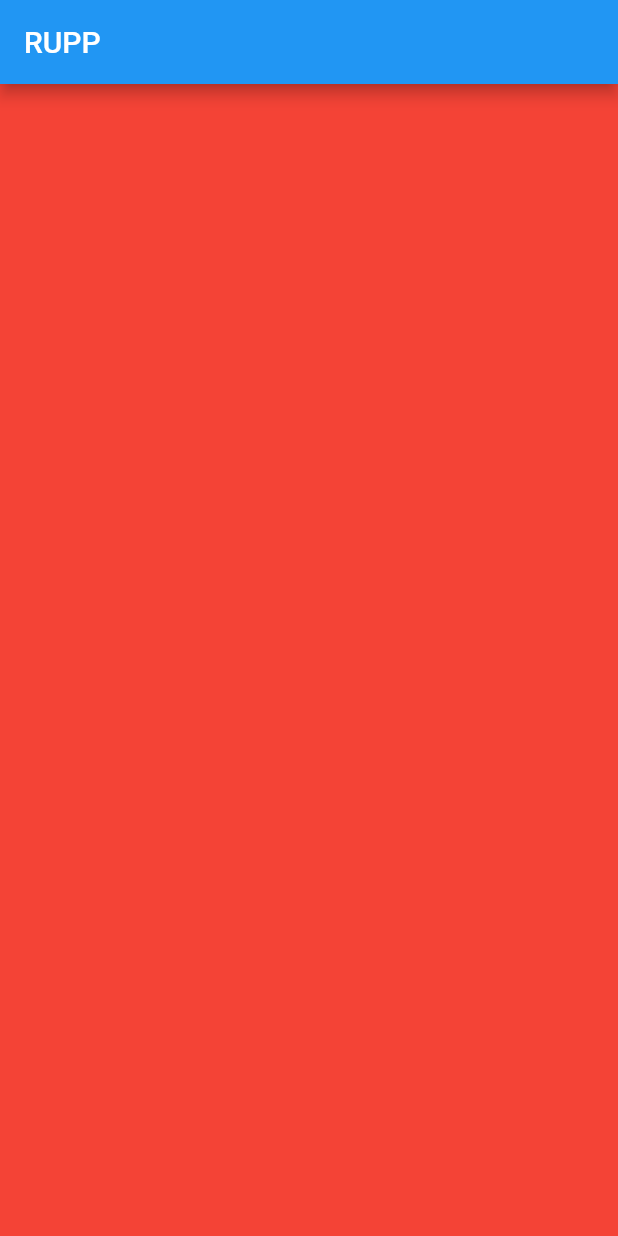
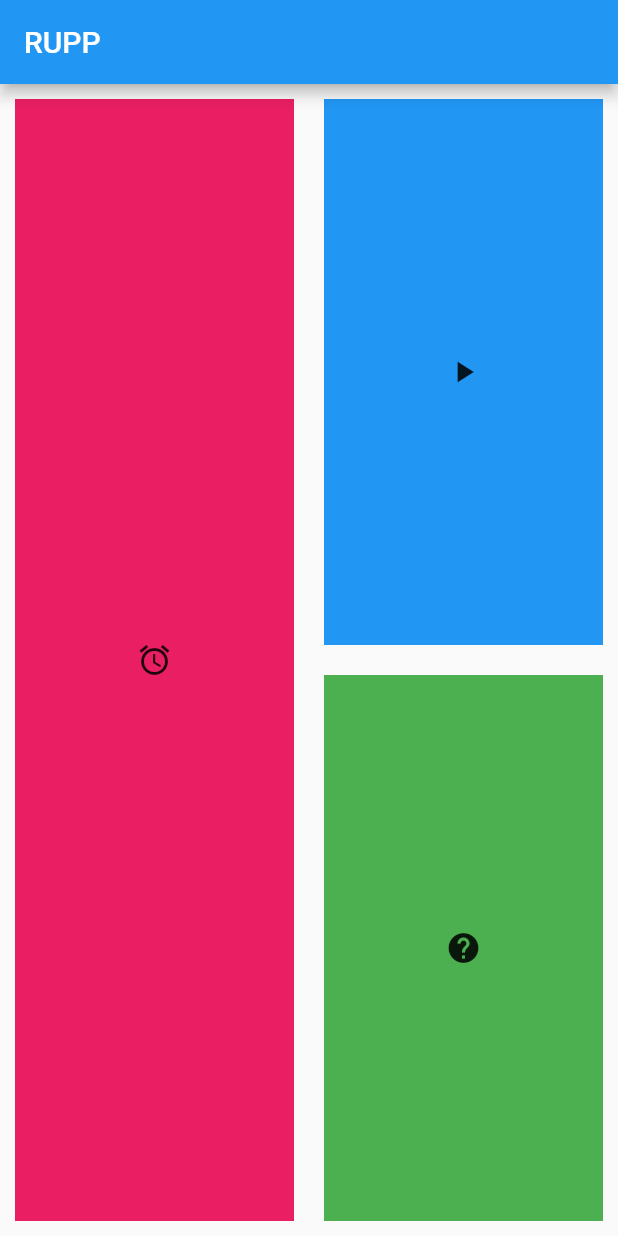
Before and after one commit to ChhailengTim/Basic_Flutter, a Flutter app: the screen it shows after launch, on a phone screen of 412 x 824 dp. Run offline on Flutter 3.47's test engine with Material 2 defaults, Android fonts, the phone set to English and light mode, and no system bars.

Commit message:
Padding and layout

```diff
--- a/widget_layout/lib/main.dart
+++ b/widget_layout/lib/main.dart
@@ -13,8 +13,30 @@ class MyApp extends StatelessWidget {
               title: const Text('RUPP'),
             ),
             body: SafeArea(
-              child: Container(
-                color: Colors.red,
+              child: Row(
+                children: <Widget>[
+                  myContainer(Colors.pink, Icons.alarm),
+                  //myContainer(Colors.blueGrey, Icons.play_arrow)
+                  Expanded(
+                      child: Column(
+                    children: <Widget>[
+                      myContainer(Colors.blue, Icons.play_arrow),
+                      myContainer(Colors.green, Icons.help),
+                    ],
+                  ))
+                ],
+              ),
+            )));
+  }
+
+  Widget myContainer(Color mycol, IconData myIcon) {
+    return Expanded(
+        child: Padding(
+            padding: const EdgeInsets.all(10.0),
+            child: Container(
+              color: mycol,
+              child: Center(
+                child: Icon(myIcon),
               ),
             )));
   }
```
